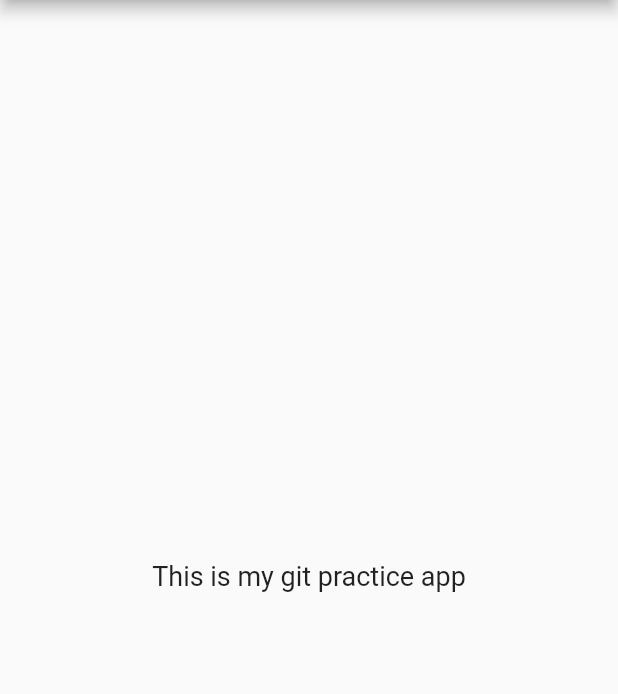
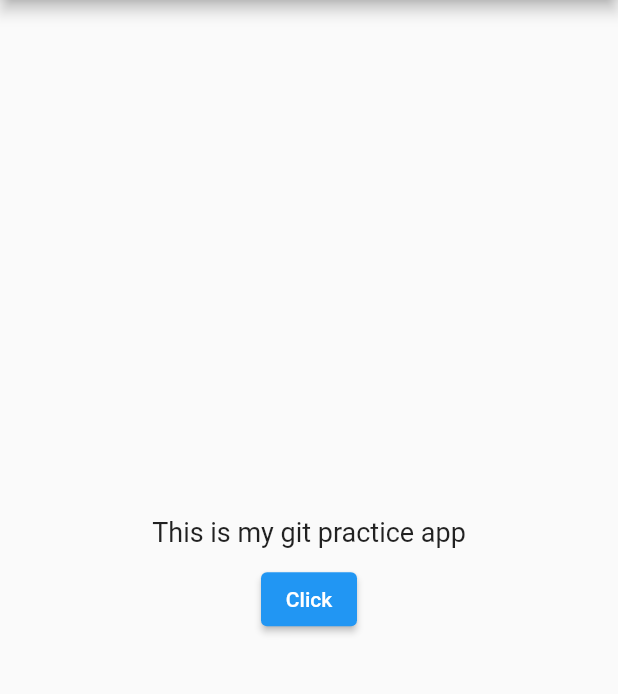
Before and after one commit to mdshafiqru/git-practice-demo, a Flutter app: the screen it shows after launch, on a phone screen of 412 x 824 dp, the part 84-778 px from its top. Run offline on Flutter 3.47's test engine with Material 2 defaults, Android fonts, the phone set to English and light mode, and no system bars.

Commit message:
Elevated button added with text click

```diff
--- a/lib/app/module/home/HomePage.dart
+++ b/lib/app/module/home/HomePage.dart
@@ -16,11 +16,21 @@ class _HomePageState extends State<HomePage> {
         title: Text('Git Practice'),
       ),
       body: Center(
-        child: Text(
-          'This is my git practice app',
-          style: TextStyle(
-            fontSize: 18,
-          ),
+        child: Column(
+          mainAxisAlignment: MainAxisAlignment.center,
+          children: [
+            Text(
+              'This is my git practice app',
+              style: TextStyle(
+                fontSize: 18,
+              ),
+            ),
+            SizedBox(height: 10,),
+            ElevatedButton(
+              onPressed: (){},
+              child: Text('Click'),
+            ),
+          ],
         ),
       ),
 
```
